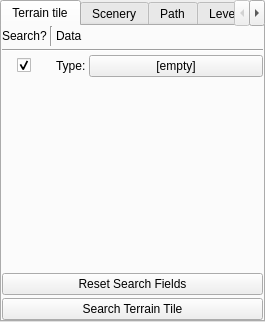
WohlSoft/Moondust-Project, file Editor/main_window/dock/wld_search_box.ui: the form before one commit.
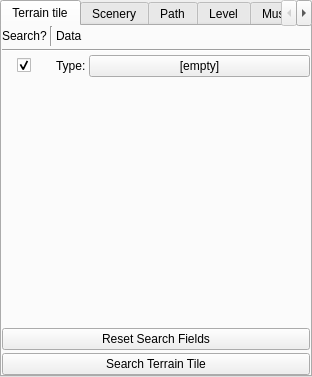
The form after the commit. Icons and pictures are not drawn.

```diff
--- a/Editor/main_window/dock/wld_search_box.ui
+++ b/Editor/main_window/dock/wld_search_box.ui
@@ -6,16 +6,10 @@
    <rect>
     <x>0</x>
     <y>0</y>
-    <width>265</width>
-    <height>322</height>
+    <width>312</width>
+    <height>377</height>
    </rect>
   </property>
-  <property name="minimumSize">
-   <size>
-    <width>265</width>
-    <height>322</height>
-   </size>
-  </property>
   <property name="windowIcon">
    <iconset resource="../../_resources/editor.qrc">
     <normaloff>:/images/search.png</normaloff>:/images/search.png</iconset>
```
